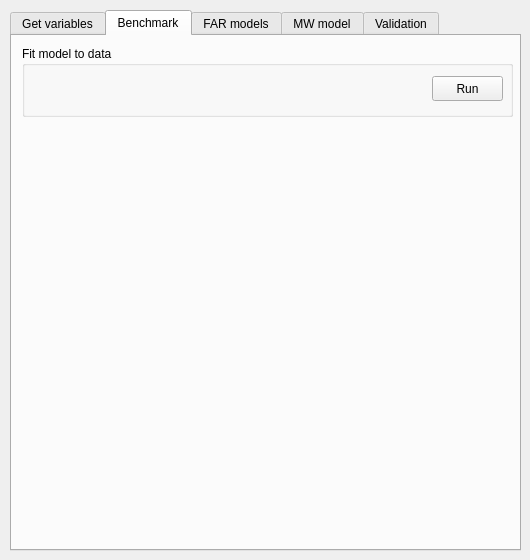
First picture: the form in deforisk_plugin_dialog_base.ui, repository ghislainv/deforisk-qgis-plugin, before the edit.
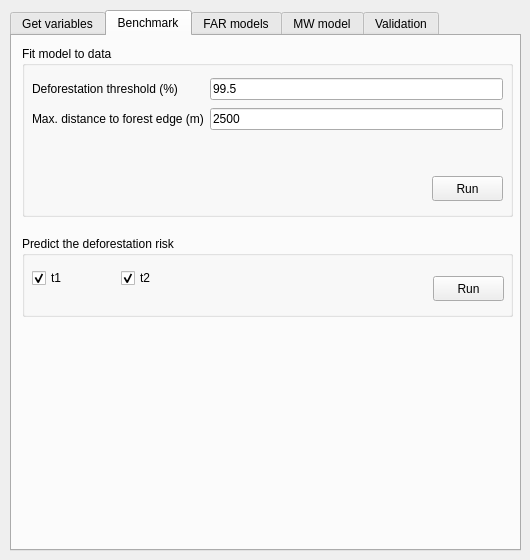
Second picture: the form after the edit. The open tabs and pages were chosen to show the change.

The edit to the form file:
```diff
--- a/deforisk_plugin_dialog_base.ui
+++ b/deforisk_plugin_dialog_base.ui
@@ -274,7 +274,7 @@
        <x>10</x>
        <y>10</y>
        <width>491</width>
-       <height>71</height>
+       <height>171</height>
       </rect>
      </property>
      <property name="title">
@@ -284,7 +284,79 @@
       <property name="geometry">
        <rect>
         <x>410</x>
+        <y>130</y>
+        <width>71</width>
+        <height>25</height>
+       </rect>
+      </property>
+      <property name="text">
+       <string>Run</string>
+      </property>
+     </widget>
+     <widget class="QWidget" name="">
+      <property name="geometry">
+       <rect>
+        <x>10</x>
         <y>30</y>
+        <width>471</width>
+        <height>58</height>
+       </rect>
+      </property>
+      <layout class="QGridLayout" name="gridLayout_10">
+       <item row="0" column="0">
+        <widget class="QLabel" name="label_defor_thresh">
+         <property name="text">
+          <string>Deforestation threshold (%)</string>
+         </property>
+        </widget>
+       </item>
+       <item row="0" column="1">
+        <widget class="QLineEdit" name="defor_thresh">
+         <property name="text">
+          <string>99.5</string>
+         </property>
+         <property name="placeholderText">
+          <string>99.5</string>
+         </property>
+        </widget>
+       </item>
+       <item row="1" column="0">
+        <widget class="QLabel" name="label_max_dist">
+         <property name="text">
+          <string>Max. distance to forest edge (m)</string>
+         </property>
+        </widget>
+       </item>
+       <item row="1" column="1">
+        <widget class="QLineEdit" name="max_dist">
+         <property name="text">
+          <string>2500</string>
+         </property>
+         <property name="placeholderText">
+          <string>2500</string>
+         </property>
+        </widget>
+       </item>
+      </layout>
+     </widget>
+    </widget>
+    <widget class="QGroupBox" name="groupBox_bm_predict">
+     <property name="geometry">
+      <rect>
+       <x>10</x>
+       <y>200</y>
+       <width>491</width>
+       <height>81</height>
+      </rect>
+     </property>
+     <property name="title">
+      <string>Predict the deforestation risk</string>
+     </property>
+     <widget class="QPushButton" name="run_bm_predict">
+      <property name="geometry">
+       <rect>
+        <x>411</x>
+        <y>40</y>
         <width>71</width>
         <height>25</height>
        </rect>
@@ -293,6 +365,44 @@
        <string>Run</string>
       </property>
      </widget>
+     <widget class="QWidget" name="layoutWidget_3">
+      <property name="geometry">
+       <rect>
+        <x>10</x>
+        <y>30</y>
+        <width>171</width>
+        <height>25</height>
+       </rect>
+      </property>
+      <layout class="QGridLayout" name="gridLayout_11">
+       <item row="0" column="0">
+        <widget class="QCheckBox" name="pred_bm_t1">
+         <property name="text">
+          <string>t1</string>
+         </property>
+         <property name="checked">
+          <bool>true</bool>
+         </property>
+         <property name="tristate">
+          <bool>false</bool>
+         </property>
+        </widget>
+       </item>
+       <item row="0" column="1">
+        <widget class="QCheckBox" name="pred_bm_t2">
+         <property name="text">
+          <string>t2</string>
+         </property>
+         <property name="checked">
+          <bool>true</bool>
+         </property>
+         <property name="tristate">
+          <bool>false</bool>
+         </property>
+        </widget>
+       </item>
+      </layout>
+     </widget>
     </widget>
    </widget>
    <widget class="QWidget" name="tab_far_models">
@@ -711,14 +821,14 @@
       </property>
       <layout class="QGridLayout" name="gridLayout_3">
        <item row="0" column="0">
-        <widget class="QLabel" name="label_defor_thresh">
+        <widget class="QLabel" name="label_defor_thresh_mw">
          <property name="text">
           <string>Deforestation threshold (%)</string>
          </property>
         </widget>
        </item>
        <item row="0" column="1">
-        <widget class="QLineEdit" name="defor_thresh">
+        <widget class="QLineEdit" name="defor_thresh_mw">
          <property name="text">
           <string>99.5</string>
          </property>
@@ -728,14 +838,14 @@
         </widget>
        </item>
        <item row="1" column="0">
-        <widget class="QLabel" name="label_max_dist">
+        <widget class="QLabel" name="label_max_dist_mw">
          <property name="text">
           <string>Max. distance to forest edge (m)</string>
          </property>
         </widget>
        </item>
        <item row="1" column="1">
-        <widget class="QLineEdit" name="max_dist">
+        <widget class="QLineEdit" name="max_dist_mw">
          <property name="text">
           <string>2500</string>
          </property>
```
Left out of the diff: 52 changed lines with no effect on the pictures.
